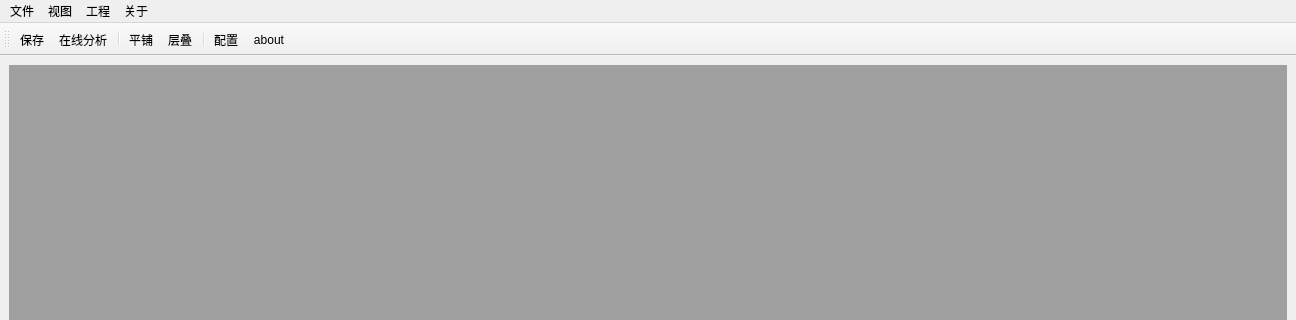
The window that ui/MainWindow.ui (twodonkeys/DAP) describes before a commit, drawn with Qt 5; both pictures show x 0 to 1296 and y 0 to 320 of the 1296 by 706 pixel window.
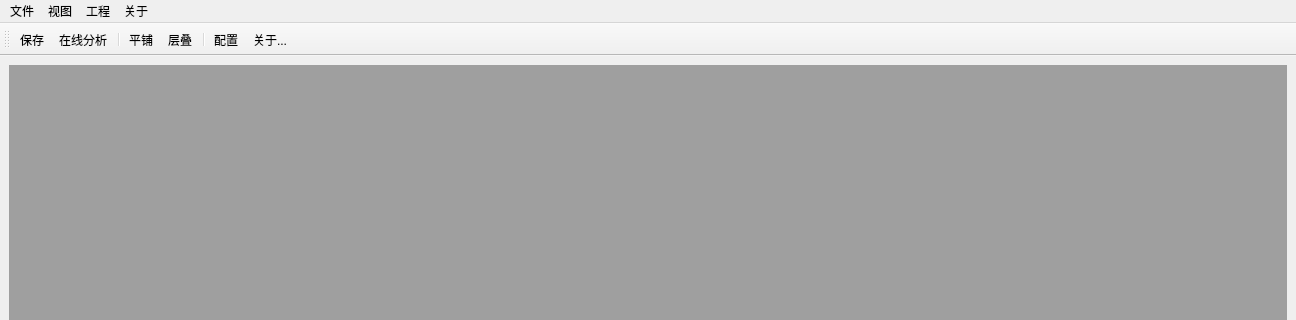
The same window after the commit. Icons and pictures are not drawn.

The edit to the form file:
```diff
--- a/ui/MainWindow.ui
+++ b/ui/MainWindow.ui
@@ -141,7 +141,10 @@
      <normaloff>:/ICON/ABOUT.png</normaloff>:/ICON/ABOUT.png</iconset>
    </property>
    <property name="text">
-    <string>about</string>
+    <string>关于...</string>
+   </property>
+   <property name="iconText">
+    <string>关于...</string>
    </property>
   </action>
   <action name="action_8">
```
Left out of the diff: 22 changed lines with no effect on the pictures.
